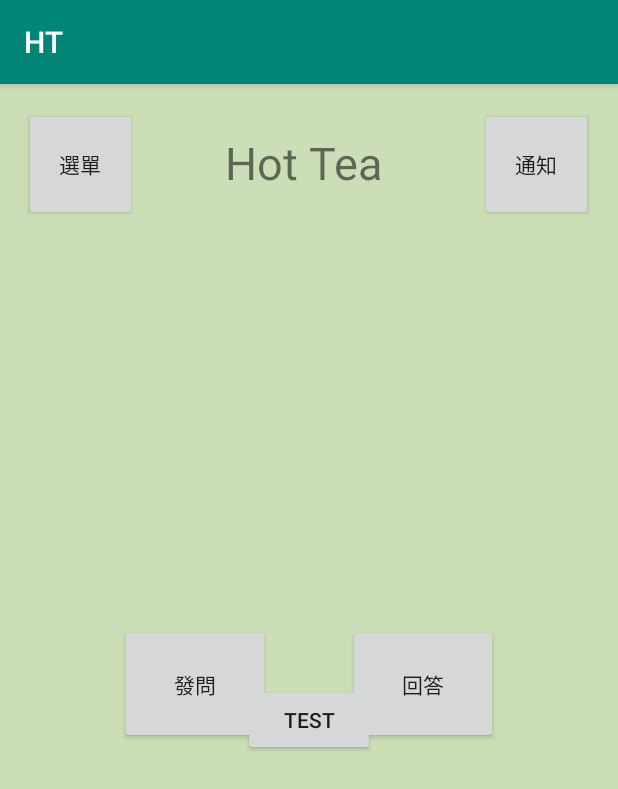
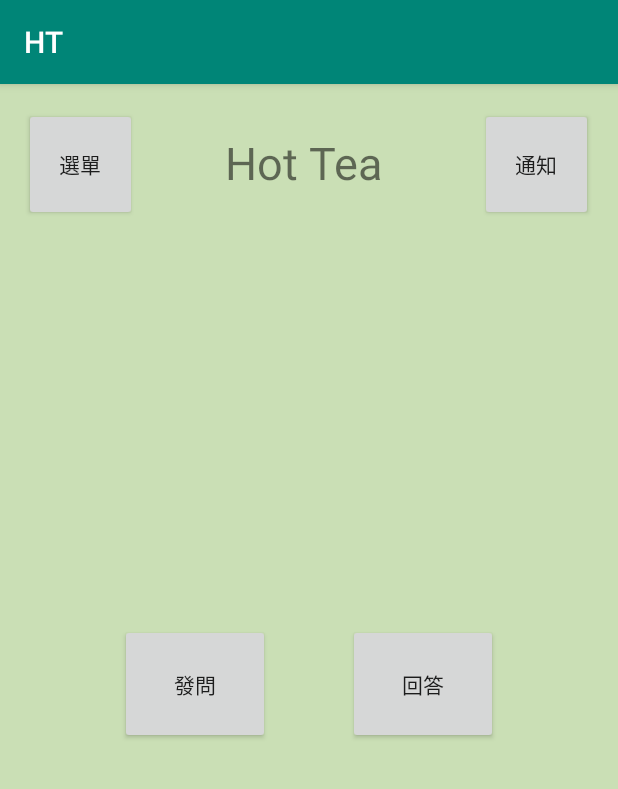
Before and after one commit to JingPoo/HT, an Android app: the screen it shows after launch (MainActivity), on a phone screen of 412 x 824 dp. Shown: the top 789 px of the screen. Run offline under Robolectric (Android 15) with nearby library versions, the phone set to English and light mode, and no system bars.

Commit message:
remove test bt.

```diff
--- a/app/src/main/res/layout/activity_main.xml
+++ b/app/src/main/res/layout/activity_main.xml
@@ -79,20 +79,4 @@
         app:layout_constraintStart_toStartOf="parent"
         app:layout_constraintTop_toTopOf="parent" />
 
-    <Button
-        android:id="@+id/button"
-        android:layout_width="wrap_content"
-        android:layout_height="wrap_content"
-        android:layout_marginStart="8dp"
-        android:layout_marginLeft="8dp"
-        android:layout_marginTop="8dp"
-        android:layout_marginEnd="8dp"
-        android:layout_marginRight="8dp"
-        android:layout_marginBottom="8dp"
-        android:text="Test"
-        app:layout_constraintBottom_toBottomOf="parent"
-        app:layout_constraintEnd_toEndOf="parent"
-        app:layout_constraintStart_toStartOf="parent"
-        app:layout_constraintTop_toBottomOf="@+id/hottea" />
-
 </android.support.constraint.ConstraintLayout>
```
